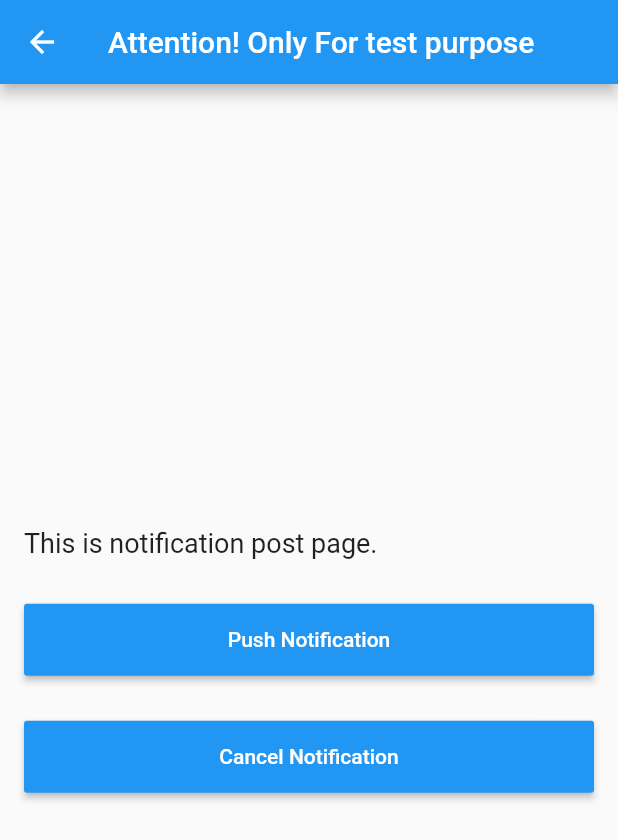
After one commit to YuanLiou/Flutodo, a Flutter app: the screen it shows after launch, after a tap on the "settings applications" icon, on a phone screen of 412 x 824 dp. The commit adds this screen. Shown: the top 840 px of the screen. Run offline on Flutter 3.47's test engine with Material 2 defaults, Android fonts, the phone set to English and light mode, and no system bars; our stand-ins replace flutter_local_notifications, fluttertoast, sqflite; accounts and stored records are empty; statements that could not run were skipped.

Commit message:
Add push notification test code.

```diff
--- a/lang/en_US.json
+++ b/lang/en_US.json
@@ -9,5 +9,6 @@
   "title_edit_task": "Edit Task",
   "title_add_task": "Add New Task",
   "hint_task_name_edit_text": "Enter task to bo done",
-  "toast_task_is_empty": "The task is empty"
+  "toast_task_is_empty": "The task is empty",
+  "only_for_debug_text": "Attention! Only For test purpose"
 }
--- a/lang/zh_TW.json
+++ b/lang/zh_TW.json
@@ -9,5 +9,6 @@
   "title_edit_task": "編輯待辦事項",
   "title_add_task": "加入新的待辦事項",
   "hint_task_name_edit_text": "輸入代辦事項內容",
-  "toast_task_is_empty": "你沒有輸入任何東西"
+  "toast_task_is_empty": "你沒有輸入任何東西",
+  "only_for_debug_text": "注意！只供測試使用"
 }
--- /dev/null
+++ b/lib/data/notification_generator.dart
@@ -0,0 +1,62 @@
+import 'package:flutter/cupertino.dart';
+import 'package:flutter_local_notifications/flutter_local_notifications.dart';
+class NotificationGenerator {
+    FlutterLocalNotificationsPlugin notificationPlugin = FlutterLocalNotificationsPlugin();
+    AndroidInitializationSettings androidNotificationSettings;
+    IOSInitializationSettings iosNotificationSettings;
+    InitializationSettings notificationInitSettings;
+
+    final DidReceiveLocalNotificationCallback iOSNotificationCallback;
+    final SelectNotificationCallback selectNotificationCallback;
+
+    NotificationGenerator({@required this.iOSNotificationCallback, @required this.selectNotificationCallback}) {
+        _initializeNotificationPlugins();
+    }
+
+    void _initializeNotificationPlugins() async {
+        androidNotificationSettings = AndroidInitializationSettings('app_icon');
+        iosNotificationSettings = IOSInitializationSettings(onDidReceiveLocalNotification: iOSNotificationCallback);
+        notificationInitSettings = InitializationSettings(androidNotificationSettings, iosNotificationSettings);
+        await notificationPlugin.initialize(notificationInitSettings, onSelectNotification: selectNotificationCallback);
+    }
+
+    void pushNotification(int id, String title, String message) async {
+//        await _generateNotification(id, title, message);
+        await _generateScheduledNotification(id, title, message);
+    }
+
+    void cancelNotification(int id) async {
+        await _cancelScheduledNotification(id);
+    }
+
+    Future<void> _generateNotification(int id, String title, String message) async {
+        NotificationDetails notificationDetails = _generateNotificationDetails();
+        await notificationPlugin.show(id, title, message, notificationDetails);
+    }
+
+    Future<void> _generateScheduledNotification(int id, String title, String message) async {
+        NotificationDetails notificationDetails = _generateNotificationDetails();
+        DateTime scheduledDate = DateTime.now().add(Duration(seconds: 10));
+        await notificationPlugin.schedule(id, title, message, scheduledDate, notificationDetails, androidAllowWhileIdle: true);
+    }
+
+    Future<void> _cancelScheduledNotification(int id) async {
+        print("notification canceled, with id $id");
+        await notificationPlugin.cancel(id);
+    }
+
+    NotificationDetails _generateNotificationDetails() {
+        AndroidNotificationDetails androidNotificationDetail = AndroidNotificationDetails(
+                'FT_CHANNEL_ID',
+                'Fluttodo',
+                'Your todo list notification',
+                priority: Priority.High,
+                importance: Importance.High,
+                ticker: 'Fluttodo notification'
+        );
+
+        IOSNotificationDetails iosNotificationDetail = IOSNotificationDetails();
+        NotificationDetails notificationDetails = NotificationDetails(androidNotificationDetail, iosNotificationDetail);
+        return notificationDetails;
+    }
+}
--- a/lib/home_page.dart
+++ b/lib/home_page.dart
@@ -2,6 +2,7 @@ import 'package:flutter/material.dart';
 import 'package:flutter_todo/DatabaseHelper.dart';
 import 'package:flutter_todo/ListAlertDialog.dart';
 import 'package:flutter_todo/add_task.dart';
+import 'package:flutter_todo/notification_post_page.dart';
 import 'package:flutter_todo/pair.dart';
 import 'app_localizations.dart';
 import 'TodoTask.dart';
@@ -132,13 +133,27 @@ class _TodoListState extends State<TodoList> {
                   fit: BoxFit.cover
                 ),
               ),
+              actions: <Widget>[
+                IconButton(
+                  icon: Icon(
+                    Icons.settings_applications,
+                    color: Colors.white
+                  ),
+                  onPressed: () {
+                    _navToNotificationPostPage();
+                  },
+                )
+              ],
             )
           ];
         },
         body: new Container(
+          decoration: BoxDecoration(
+            color: Colors.white
+          ),
           child: RefreshIndicator(
             child: _buildTodoList(),
-            onRefresh: _refreshList,
+            onRefresh: _refreshList
           ),
         ),
       ),
@@ -160,6 +175,16 @@ class _TodoListState extends State<TodoList> {
                     }
             )
     ).then((value) => _queryAllTodoItems());
+  }
+
+  void _navToNotificationPostPage() {
+    Navigator.of(context).push(
+      MaterialPageRoute(
+              builder: (context) {
+                return new NotificationPostPage();
+              }
+      )
+    );
   }
 
   // Database related methods
--- /dev/null
+++ b/lib/notification_post_page.dart
@@ -0,0 +1,106 @@
+import 'package:flutter/cupertino.dart';
+import 'package:flutter/material.dart';
+import 'package:flutter_todo/app_localizations.dart';
+import 'package:flutter_local_notifications/flutter_local_notifications.dart';
+import 'package:flutter_todo/data/notification_generator.dart';
+
+class NotificationPostPage extends StatefulWidget {
+  @override
+  State<StatefulWidget> createState() {
+    return _NotificationPostPageState();
+  }
+}
+
+class _NotificationPostPageState extends State<NotificationPostPage> {
+  final int _notificationId = 1776;
+  NotificationGenerator notificationGenerator;
+
+  @override
+  void initState() {
+    super.initState();
+    notificationGenerator = new NotificationGenerator(
+            iOSNotificationCallback: _onDidReceiveLocalNotification,
+            selectNotificationCallback: _onSelectNotification
+    );
+  }
+
+  @override
+  Widget build(BuildContext context) {
+    String title = AppLocalizations.of(context).translate("only_for_debug_text");
+    return Scaffold(
+            appBar: AppBar(
+              title: Text(title),
+            ),
+            body: SafeArea(
+              child: Container(
+                margin: EdgeInsets.only(
+                        left: 16,
+                        right: 16
+                ),
+                child: Column(
+                  mainAxisAlignment: MainAxisAlignment.center,
+                  crossAxisAlignment: CrossAxisAlignment.stretch,
+                  children: <Widget>[
+                    Text(
+                      "This is notification post page.",
+                      style: TextStyle(
+                              fontSize: 18
+                      ),
+                    ),
+                    SizedBox(height: 30),
+                    RaisedButton(
+                            color: Colors.blue,
+                            textColor: Colors.white,
+                            padding: const EdgeInsets.only(
+                                    top: 16,
+                                    bottom: 16
+                            ),
+                            onPressed: () {
+                                notificationGenerator.pushNotification(_notificationId, "Hello", "This is from my notification generator.");
+                            },
+                            child: const Text("Push Notification")
+                    ),
+                    SizedBox(height: 30),
+                    RaisedButton(
+                            color: Colors.blue,
+                            textColor: Colors.white,
+                            padding: const EdgeInsets.only(
+                                    top: 16,
+                                    bottom: 16
+                            ),
+                            onPressed: () {
+                              notificationGenerator.cancelNotification(_notificationId);
+                            },
+                            child: const Text("Cancel Notification")
+                    )
+                  ],
+                ),
+              ),
+            )
+    );
+  }
+
+  Future _onSelectNotification(String payload) {
+    // We can use payload to Navigate to another screen
+    print("enter from notification");
+    if (payload != null) {
+      print(payload);
+    }
+  }
+
+  Future _onDidReceiveLocalNotification(int id, String title, String body, String payload) async {
+    return CupertinoAlertDialog(
+      title: Text(title),
+      content: Text(body),
+      actions: <Widget>[
+        CupertinoDialogAction(
+          child: Text("OK"),
+          isDefaultAction: true,
+          onPressed: () {
+            print("Clicked OK in iOS notification");
+          },
+        )
+      ],
+    );
+  }
+}
--- a/pubspec.yaml
+++ b/pubspec.yaml
@@ -26,7 +26,7 @@ dependencies:
   # The following adds the Cupertino Icons font to your application.
   # Use with the CupertinoIcons class for iOS style icons.
   cupertino_icons: ^0.1.2
-
+  flutter_local_notifications: ^1.4.4+1
   fluttertoast: ^3.1.0
   sqflite: ^1.1.5
   path_provider: ^1.1.0
```
Also changed, not shown: pubspec.lock, 10 other files.
